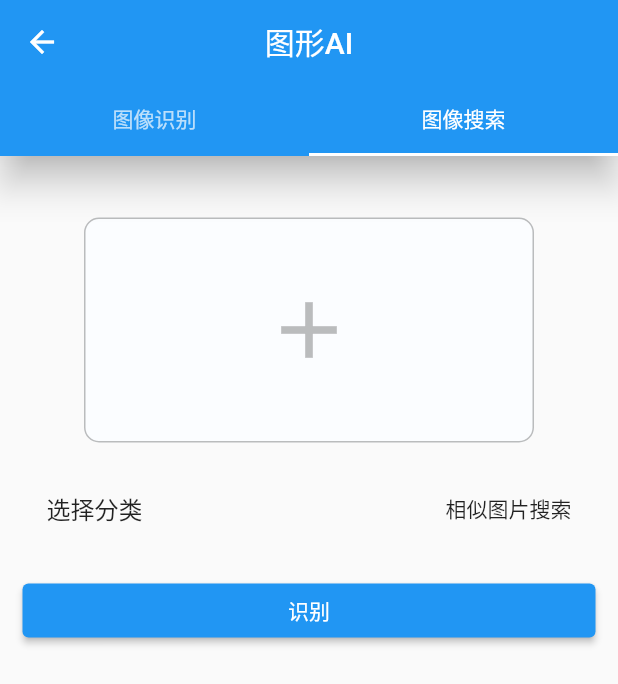
After one commit to dnqxj/orangemust-ai, a Flutter app: the GraphicalIndexView screen opened directly, tab 2 chosen, after a tap on the "add" icon, on a phone screen of 412 x 824 dp. The commit adds this screen. Shown: the top 684 px of the screen. Run offline on Flutter 3.47's test engine with Material 2 defaults, Android fonts, the phone set to English and light mode, and no system bars; our stand-ins replace dio, flutter_datetime_picker, flutter_easyloading, flutter_swiper, fluttertoast, image_picker and 1 more; missing offline and left inert: encrypt, flutter_luban, weui; accounts and stored records are empty; network calls fail; key blocks and very long unbroken strings in the code were emptied for the run.

Commit message:
基本完成图形方面的识别页面编写

```diff
--- a/flutter_app/lib/routes/routes.dart
+++ b/flutter_app/lib/routes/routes.dart
@@ -1,21 +1,24 @@
 import 'package:flutter/material.dart';
 import 'package:flutter_app/view/album/album_add_view.dart';
 import 'package:flutter_app/view/album/album_list_view.dart';
+import 'package:flutter_app/view/graphical/graphical_distinguish_result_view.dart';
 import 'package:flutter_app/view/home/home_view.dart';
+import 'package:flutter_app/view/menu_view.dart';
 import 'package:flutter_app/view/test.dart';
+import 'package:flutter_app/view/theme/settings_theme.dart';
 import 'package:flutter_app/view/user/login_view.dart';
-import 'package:flutter_app/view/menu_view.dart';
 import 'package:flutter_app/view/user/register_view.dart';
-import 'package:flutter_app/view/theme/settings_theme.dart';
 
 Map<String, WidgetBuilder> routes = {
   "/": (BuildContext context) => MenuView(),
   "menu": (BuildContext context) => MenuView(),
-  "login":  (BuildContext context) => LoginView(),
+  "login": (BuildContext context) => LoginView(),
   "register": (BuildContext context) => RegisterView(),
   "home": (BuildContext context) => HomeView(),
   "theme": (BuildContext context) => SettingsTheme(),
   "album_list": (BuildContext context) => AlbumListView(),
   "album_add": (BuildContext context) => AlbumAddView(),
   "test": (BuildContext context) => TextDemo(),
+  "graphical_distinguish_result": (BuildContext context) =>
+      GraphicalDistinguishResultView(),
 };
--- /dev/null
+++ b/flutter_app/lib/view/graphical/graphical_distinguish_view.dart
@@ -0,0 +1,180 @@
+import 'dart:io';
+
+import 'package:dio/dio.dart';
+import 'package:flutter/material.dart';
+import 'package:flutter_app/apis/file/index.dart' as FileApi;
+import 'package:flutter_app/config/env.dart';
+import 'package:flutter_app/utils/alert_utils.dart';
+import 'package:flutter_luban/flutter_luban.dart';
+import 'package:image_picker/image_picker.dart';
+
+/**
+ * 图形识别
+ */
+class GraphicalDistinguishView extends StatefulWidget {
+  const GraphicalDistinguishView({Key key}) : super(key: key);
+
+  @override
+  State<GraphicalDistinguishView> createState() =>
+      _GraphicalDistinguishViewState();
+}
+
+class _GraphicalDistinguishViewState extends State<GraphicalDistinguishView> {
+  // 声明表单控制器
+  // 类型列表
+  List _distinguishTypeOptions = [
+    {"label": "通用物体识别", "value": "1"},
+    {"label": "菜品识别", "value": "2"},
+    {"label": "车型识别", "value": "3"},
+    {"label": "动物识别", "value": "4"},
+    {"label": "植物识别", "value": "5"},
+  ];
+  Map _distinguishType = null;
+
+  String _uploadImageUrlPath = null;
+  final ImagePicker _picker = ImagePicker();
+  String _resourcesUuid = "";
+
+  @override
+  void initState() {
+    _distinguishType = {"label": "通用物体识别", "value": "1"};
+    super.initState();
+  }
+
+  @override
+  Widget build(BuildContext context) {
+    return Container(
+        padding: EdgeInsets.all(15),
+        child: Column(
+          children: [
+            SizedBox(
+              height: 16,
+            ),
+            Container(
+              margin: EdgeInsets.only(top: 10),
+              child: GestureDetector(
+                child: _uploadImageUrlPath == null
+                    ? Container(
+                        width: 300,
+                        height: 150,
+                        decoration: BoxDecoration(
+                          // 装饰背景
+                          // 背景色
+                          color: Color.fromARGB(255, 251, 253, 255),
+                          // 圆角
+                          borderRadius: BorderRadius.circular(10),
+                          // 边框
+                          border: Border.all(
+                            color: Colors.black26,
+                            width: 1,
+                          ),
+                          // 阴影
+                          // boxShadow: [
+                          //   BoxShadow(
+                          //     color: Colors.pink,
+                          //     blurRadius: 5.0
+                          //   ),
+                          // ],
+                          // 背景图片
+                          // image: DecorationImage(
+                          //   image: NetworkImage("http://via.placeholder.com/350x350"),
+                          //   alignment: Alignment.centerLeft
+                          // )
+                        ),
+                        child: Icon(
+                          Icons.add,
+                          size: 64,
+                          color: Colors.black26,
+                        ),
+                      )
+                    : Image.network(
+                        _uploadImageUrlPath,
+                        height: 150,
+                        fit: BoxFit.fill,
+                      ),
+                onTap: _getImage,
+              ),
+            ),
+            SizedBox(
+              height: 16,
+            ),
+            ListTile(
+              title: Text("选择分类"),
+              trailing: Text(_distinguishType != null
+                  ? _distinguishType['label'].toString()
+                  : ''),
+              onTap: _showDistinguishTypeAlert,
+            ),
+            SizedBox(
+              height: 16,
+            ),
+            Container(
+              width: double.infinity,
+              child: RaisedButton(
+                onPressed: _submit,
+                child: Text("识别"),
+              ),
+            )
+          ],
+        ));
+  }
+
+  Future _getImage() async {
+    // _picker是ImagePicker格式，pickedFile 是PickedFile格式
+    PickedFile pickedFile = await _picker.getImage(source: ImageSource.gallery);
+    // PickedFile pickedFile = await _picker.getImage(source: ImageSource.camera);
+    if (pickedFile == null) return;
+    // 图片压缩
+    // 文件流
+    File file = File(pickedFile.path);
+    // 处理luban使用的文件信息对象
+    CompressObject compressObject = CompressObject(
+        imageFile: file, // image
+        path: file.path.substring(0, file.path.lastIndexOf("/")));
+    // 压缩
+    Luban.compressImage(compressObject).then((_path) async {
+      String filename = _path.substring(_path.lastIndexOf("/") + 1);
+      try {
+        var result = await FileApi.upload(FormData.fromMap(
+            {"file": await MultipartFile.fromFile(_path, filename: filename)}));
+        print(result);
+        if (result.data['success']) {
+          var data = result.data["data"];
+          String uploadImageUrlPath = data["url_path"];
+          String uuid = data["uuid"];
+          setState(() {
+            _uploadImageUrlPath = Env.envConfig.appDomain + uploadImageUrlPath;
+            _resourcesUuid = uuid;
+          });
+        } else {
+          await showAlertDialog(context, "错误", result.data['message']);
+        }
+      } catch (e) {
+        e.toString();
+        await showAlertDialog(context, "错误", "上传失败");
+      }
+    });
+  }
+
+  // 选择类型
+  void _showDistinguishTypeAlert() async {
+    var result =
+        await showObjectAlertDialog(_distinguishTypeOptions, "选择分类", "label");
+    if (result != null) {
+      setState(() {
+        _distinguishType = result;
+      });
+    }
+  }
+
+  void _submit() async {
+    //  处理提交
+    //  处理返回
+    //  跳转内页
+    var result =
+        await Navigator.of(context).pushNamed("graphical_distinguish_result");
+    // if (result != null && result == 'refresh') {
+    //   loadData();
+    // }
+  }
+}
--- /dev/null
+++ b/flutter_app/lib/view/graphical/graphical_index_view.dart
@@ -0,0 +1,57 @@
+import 'package:flutter/material.dart';
+import 'package:flutter_app/view/graphical/graphical_distinguish_view.dart';
+import 'package:flutter_app/view/graphical/graphical_search_view.dart';
+
+class GraphicalIndexView extends StatefulWidget {
+  const GraphicalIndexView({Key key}) : super(key: key);
+
+  @override
+  State<GraphicalIndexView> createState() => _GraphicalViewState();
+}
+
+class _GraphicalViewState extends State<GraphicalIndexView>
+    with SingleTickerProviderStateMixin {
+  List<Widget> _widgets = [];
+  TabController _controller;
+
+  @override
+  void initState() {
+    _widgets..add(GraphicalDistinguishView())..add(GraphicalSearchView());
+    _controller = new TabController(length: _widgets.length, vsync: this);
+    super.initState();
+  }
+
+  @override
+  void dispose() {
+    _controller.dispose();
+    super.dispose();
+  }
+
+  @override
+  Widget build(BuildContext context) {
+    return Scaffold(
+      appBar: AppBar(
+        title: Text("图形AI"),
+        centerTitle: true,
+        elevation: 10,
+        // 顶部tab页
+        bottom: TabBar(
+          controller: _controller,
+          indicatorColor: Colors.white,
+          tabs: [
+            Tab(
+              text: "图像识别",
+            ),
+            Tab(
+              text: "图像搜索",
+            )
+          ],
+        ),
+      ),
+      body: TabBarView(
+        controller: _controller,
+        children: _widgets,
+      ),
+    );
+  }
+}
--- /dev/null
+++ b/flutter_app/lib/view/graphical/graphical_search_view.dart
@@ -0,0 +1,174 @@
+import 'dart:io';
+
+import 'package:dio/dio.dart';
+import 'package:flutter/material.dart';
+import 'package:flutter_app/apis/file/index.dart' as FileApi;
+import 'package:flutter_app/config/env.dart';
+import 'package:flutter_app/utils/alert_utils.dart';
+import 'package:flutter_luban/flutter_luban.dart';
+import 'package:image_picker/image_picker.dart';
+
+class GraphicalSearchView extends StatefulWidget {
+  const GraphicalSearchView({Key key}) : super(key: key);
+
+  @override
+  State<GraphicalSearchView> createState() => _GraphicalSearchViewState();
+}
+
+class _GraphicalSearchViewState extends State<GraphicalSearchView> {
+  // 声明表单控制器
+  // 类型列表
+  List _distinguishTypeOptions = [
+    {"label": "相似图片搜索", "value": "1"},
+    {"label": "相同图片搜索", "value": "2"},
+    {"label": "商品图片搜索", "value": "3"},
+    {"label": "绘本图片搜索", "value": "4"},
+  ];
+  Map _distinguishType = null;
+
+  String _uploadImageUrlPath = null;
+  final ImagePicker _picker = ImagePicker();
+  String _resourcesUuid = "";
+
+  @override
+  void initState() {
+    _distinguishType = {"label": "相似图片搜索", "value": "1"};
+    super.initState();
+  }
+
+  @override
+  Widget build(BuildContext context) {
+    return Container(
+        padding: EdgeInsets.all(15),
+        child: Column(
+          children: [
+            SizedBox(
+              height: 16,
+            ),
+            Container(
+              margin: EdgeInsets.only(top: 10),
+              child: GestureDetector(
+                child: _uploadImageUrlPath == null
+                    ? Container(
+                        width: 300,
+                        height: 150,
+                        decoration: BoxDecoration(
+                          // 装饰背景
+                          // 背景色
+                          color: Color.fromARGB(255, 251, 253, 255),
+                          // 圆角
+                          borderRadius: BorderRadius.circular(10),
+                          // 边框
+                          border: Border.all(
+                            color: Colors.black26,
+                            width: 1,
+                          ),
+                          // 阴影
+                          // boxShadow: [
+                          //   BoxShadow(
+                          //     color: Colors.pink,
+                          //     blurRadius: 5.0
+                          //   ),
+                          // ],
+                          // 背景图片
+                          // image: DecorationImage(
+                          //   image: NetworkImage("http://via.placeholder.com/350x350"),
+                          //   alignment: Alignment.centerLeft
+                          // )
+                        ),
+                        child: Icon(
+                          Icons.add,
+                          size: 64,
+                          color: Colors.black26,
+                        ),
+                      )
+                    : Image.network(
+                        _uploadImageUrlPath,
+                        height: 150,
+                        fit: BoxFit.fill,
+                      ),
+                onTap: _getImage,
+              ),
+            ),
+            SizedBox(
+              height: 16,
+            ),
+            ListTile(
+              title: Text("选择分类"),
+              trailing: Text(_distinguishType != null
+                  ? _distinguishType['label'].toString()
+                  : ''),
+              onTap: _showDistinguishTypeAlert,
+            ),
+            SizedBox(
+              height: 16,
+            ),
+            Container(
+              width: double.infinity,
+              child: RaisedButton(
+                onPressed: _submit,
+                child: Text("识别"),
+              ),
+            )
+          ],
+        ));
+  }
+
+  Future _getImage() async {
+    // _picker是ImagePicker格式，pickedFile 是PickedFile格式
+    PickedFile pickedFile = await _picker.getImage(source: ImageSource.gallery);
+    // PickedFile pickedFile = await _picker.getImage(source: ImageSource.camera);
+    if (pickedFile == null) return;
+    // 图片压缩
+    // 文件流
+    File file = File(pickedFile.path);
+    // 处理luban使用的文件信息对象
+    CompressObject compressObject = CompressObject(
+        imageFile: file, // image
+        path: file.path.substring(0, file.path.lastIndexOf("/")));
+    // 压缩
+    Luban.compressImage(compressObject).then((_path) async {
+      String filename = _path.substring(_path.lastIndexOf("/") + 1);
+      try {
+        var result = await FileApi.upload(FormData.fromMap(
+            {"file": await MultipartFile.fromFile(_path, filename: filename)}));
+        if (result.data['success']) {
+          var data = result.data["data"];
+          String uploadImageUrlPath = data["url_path"];
+          String uuid = data["uuid"];
+          setState(() {
+            _uploadImageUrlPath = Env.envConfig.appDomain + uploadImageUrlPath;
+            _resourcesUuid = uuid;
+          });
+        } else {
+          await showAlertDialog(context, "错误", result.data['message']);
+        }
+      } catch (e) {
+        e.toString();
+        await showAlertDialog(context, "错误", "上传失败");
+      }
+    });
+  }
+
+  // 选择类型
+  void _showDistinguishTypeAlert() async {
+    var result =
+        await showObjectAlertDialog(_distinguishTypeOptions, "选择分类", "label");
+    if (result != null) {
+      setState(() {
+        _distinguishType = result;
+      });
+    }
+  }
+
+  void _submit() async {
+    //  处理提交
+    //  处理返回
+    //  跳转内页
+    var result =
+        await Navigator.of(context).pushNamed("graphical_distinguish_result");
+    // if (result != null && result == 'refresh') {
+    //   loadData();
+    // }
+  }
+}
```
Also changed, not shown: flutter_app/lib/view/graphical/graphical_distinguish_result_view.dart (added, +152 -0 lines), flutter_app/lib/view/menu_view.dart (+8 -8 lines), 1 other file.
